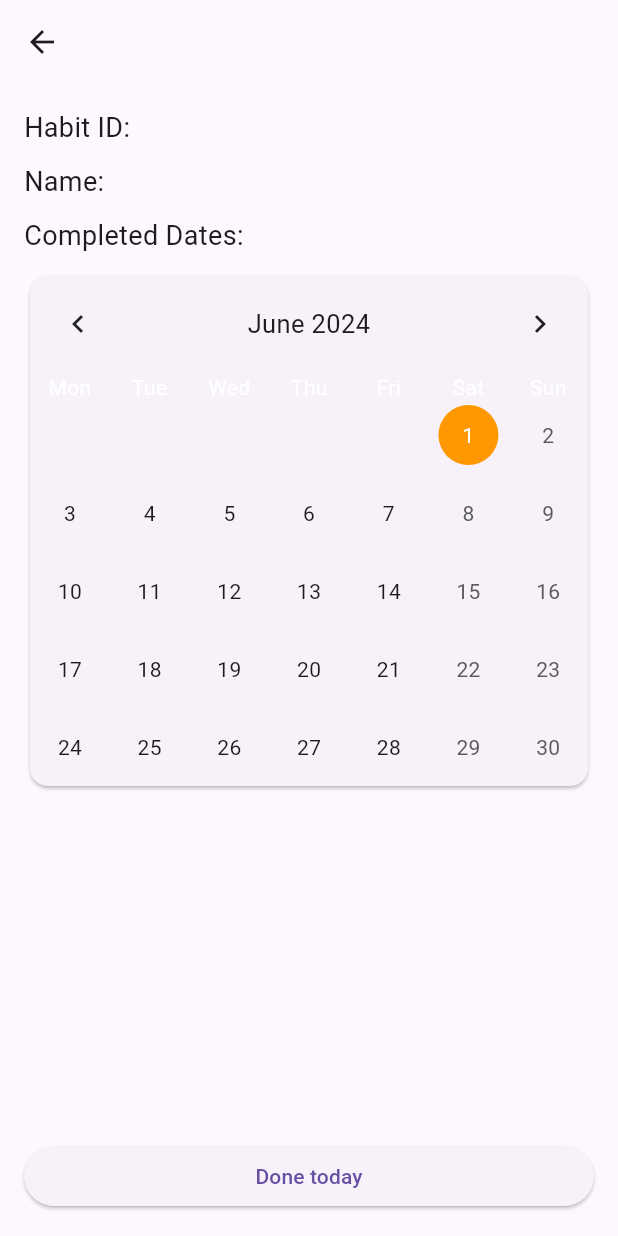
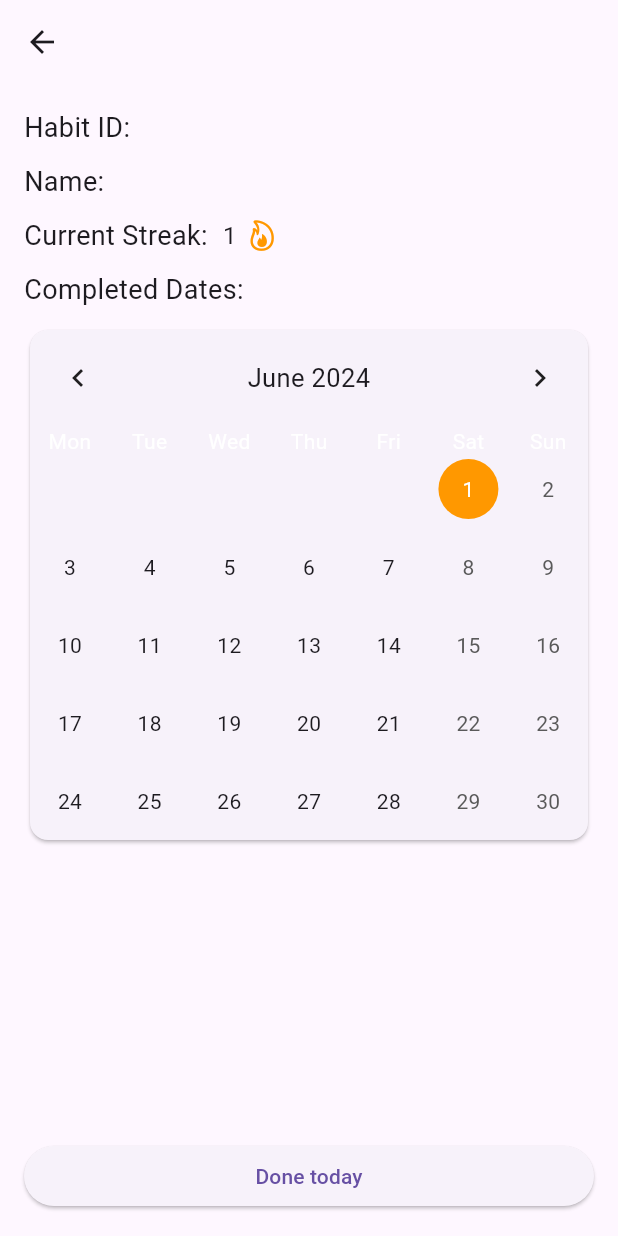
Before and after one commit to erik9876/HabitTracker-Flutter, a Flutter app: the HabitDetailScreen screen opened directly with empty values, after a tap on "Done today", on a phone screen of 412 x 824 dp. Run offline on Flutter 3.47's test engine with Material 3 defaults, Android fonts, the phone set to English and light mode, and no system bars; drawn by our look-alikes of table_calendar; our stand-ins replace shared_preferences; accounts and stored records are empty.

Commit message:
feat(habit): calculate and display streaks

```diff
--- a/lib/components/habit_card.dart
+++ b/lib/components/habit_card.dart
@@ -1,4 +1,5 @@
 import 'package:flutter/material.dart';
+import 'package:habit_tracker/components/habit_streak.dart';
 import 'package:habit_tracker/data/models/habit.dart';
 
 class HabitCard extends StatelessWidget {
@@ -14,6 +15,7 @@ class HabitCard extends StatelessWidget {
         padding: const EdgeInsets.all(8.0),
         child: ListTile(
           title: Text(habit.name),
+          trailing: HabitStreak(habit: habit)
         ),
       ),
     );
--- /dev/null
+++ b/lib/components/habit_streak.dart
@@ -0,0 +1,21 @@
+import 'package:flutter/cupertino.dart';
+import 'package:flutter/material.dart';
+import 'package:habit_tracker/data/models/habit.dart';
+
+class HabitStreak extends StatelessWidget {
+  final Habit habit;
+
+  const HabitStreak({super.key, required this.habit});
+
+  @override
+  Widget build(BuildContext context) {
+    return Row(
+      mainAxisSize: MainAxisSize.min,
+      children: [
+        Text(habit.getStreakDays().toString(), style: const TextStyle(fontSize: 16)),
+        const SizedBox(width: 6),
+        const Icon(CupertinoIcons.flame, size: 22, color: Colors.orange),
+      ],
+    );
+  }
+}
--- a/lib/data/models/habit.dart
+++ b/lib/data/models/habit.dart
@@ -16,11 +16,21 @@ class Habit {
               DateTime(2024, 5, 30),
               DateTime(2024, 5, 29),
               DateTime(2024, 5, 28),
-              DateTime(2024, 5, 27),
               DateTime(2024, 5, 26),
               DateTime(2024, 5, 25),
               DateTime(2024, 5, 24),
             ];
+
+  int getStreakDays() {
+    DateTime today = truncateDate(DateTime.now());
+    int streakCount = completedDates.contains(today) ? 1 : 0;
+    DateTime yesterday = truncateDate(today.subtract(const Duration(days: 1)));
+    while (completedDates.contains(yesterday)) {
+      streakCount += 1;
+      yesterday = truncateDate(yesterday.subtract(const Duration(days: 1)));
+    }
+    return streakCount;
+  }
 
   void completeHabit() {
     // Add the current date to the completedDates list
--- a/lib/screens/habit_detail_screen.dart
+++ b/lib/screens/habit_detail_screen.dart
@@ -1,4 +1,5 @@
 import 'package:flutter/material.dart';
+import 'package:habit_tracker/components/habit_streak.dart';
 import 'package:habit_tracker/data/models/habit.dart';
 import 'package:habit_tracker/components/custom_calendar.dart'; // Importieren Sie die CustomCalendar
 
@@ -37,6 +38,16 @@ class _HabitDetailScreenState extends State<HabitDetailScreen> {
                 Text('Name: ${widget.habit.name}',
                     style: const TextStyle(fontSize: 18)),
                 const SizedBox(height: 10),
+                Row(
+                  mainAxisSize: MainAxisSize.min,
+                  children: [
+                    const Text('Current Streak:',
+                      style: TextStyle(fontSize: 18)),
+                    const SizedBox(width: 10),
+                    HabitStreak(habit: widget.habit)
+                  ],
+                ),
+                const SizedBox(height: 10),
                 const Text('Completed Dates:', style: TextStyle(fontSize: 18)),
                 const SizedBox(height: 10),
                 Card(
```
